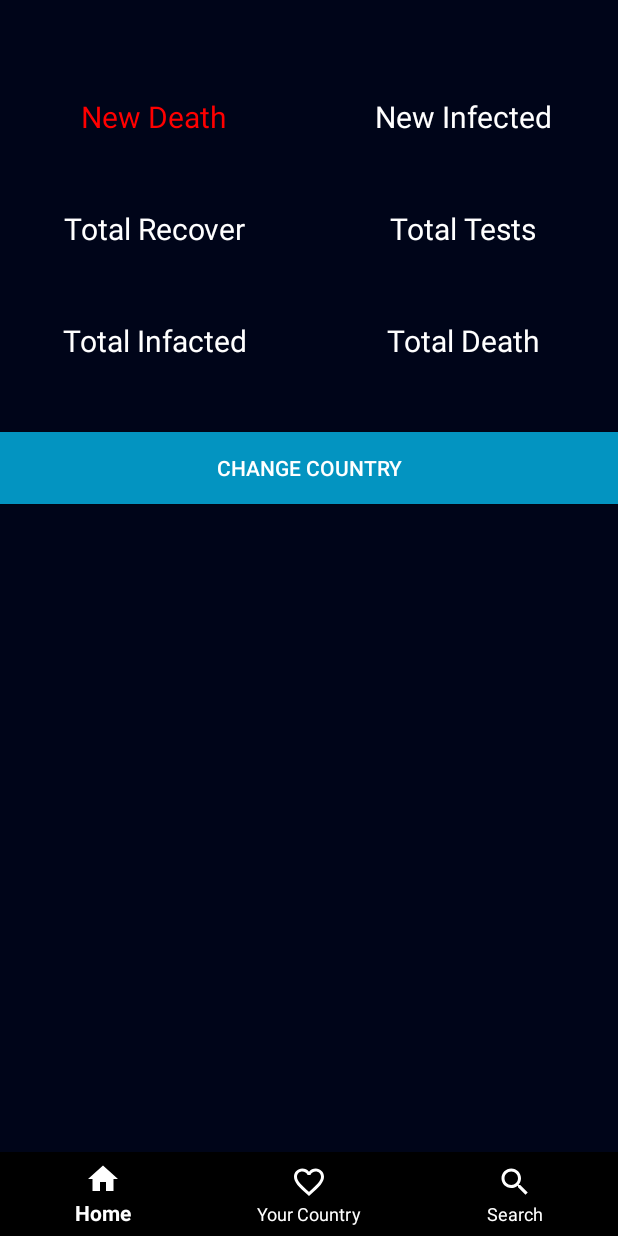
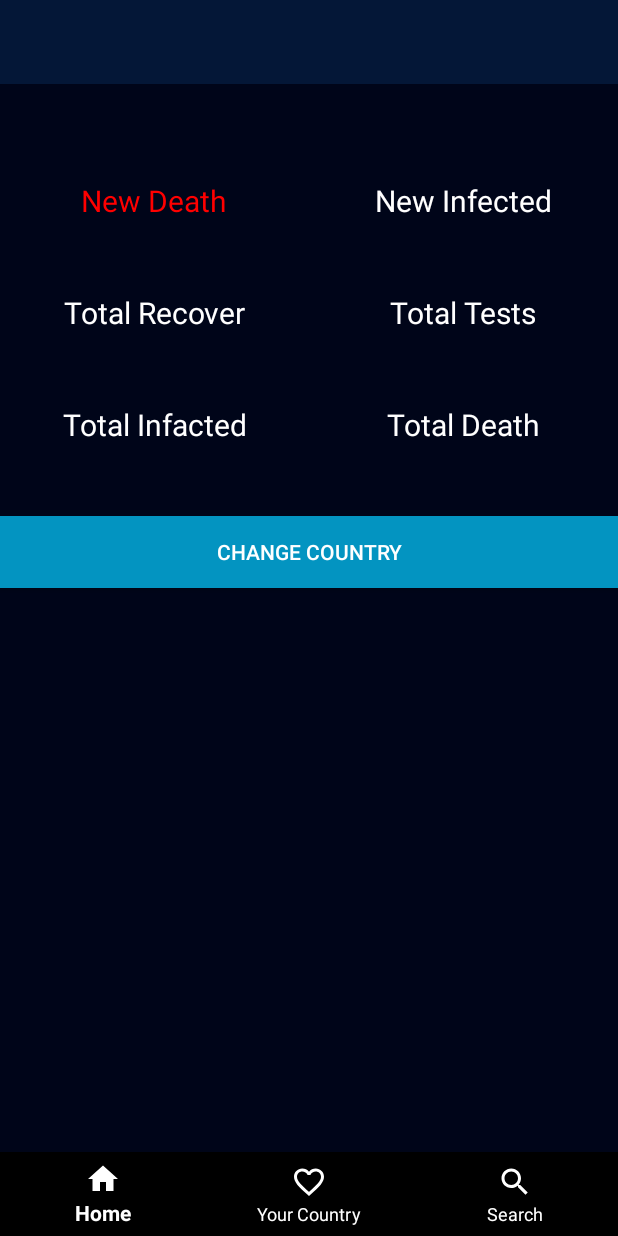
Before and after one commit to MahadiMunna22/Corona_Live_Updates, an Android app: the layout own_country_search.xml on its own in the app's theme, with its tools: preview values and no code run, on a phone screen of 412 x 824 dp. Run offline under Robolectric (Android 15) with nearby library versions, the phone set to English and light mode, and no system bars.

Commit message:
CountrySelection Done

```diff
--- a/app/src/main/res/layout/own_country_search.xml
+++ b/app/src/main/res/layout/own_country_search.xml
@@ -5,9 +5,17 @@
     android:layout_height="match_parent"
     android:background="#000519"
     xmlns:app="http://schemas.android.com/apk/res-auto">
+    <Toolbar
+        android:id="@+id/Toolbar"
+        android:layout_width="match_parent"
+        android:layout_height="wrap_content"
+        android:gravity="top"
+        tools:targetApi="lollipop"
 
+        android:background="#041737"/>
     <LinearLayout
-        xmlns:android="http://schemas.android.com/apk/res/android"
+        android:layout_below="@id/Toolbar"
+        android:id="@+id/LinearLayout"
         android:layout_width="match_parent"
         android:layout_height="match_parent"
         android:paddingBottom="20dp"
--- a/app/src/main/res/values/styles.xml
+++ b/app/src/main/res/values/styles.xml
@@ -1,7 +1,7 @@
 <resources xmlns:android="http://schemas.android.com/apk/res/android">
 
     <!-- Base application theme. -->
-    <style name="AppTheme" parent="Theme.AppCompat.Light.DarkActionBar">
+    <style name="AppTheme" parent="Theme.AppCompat.NoActionBar">
         <!-- Customize your theme here. -->
         <item name="colorPrimary">@color/colorPrimary</item>
         <item name="colorPrimaryDark">@color/colorPrimaryDark</item>
```
Also changed, not shown: app/src/main/java/com/example/coronaliveupdates/MainActivity.java (+8 -1 lines).
